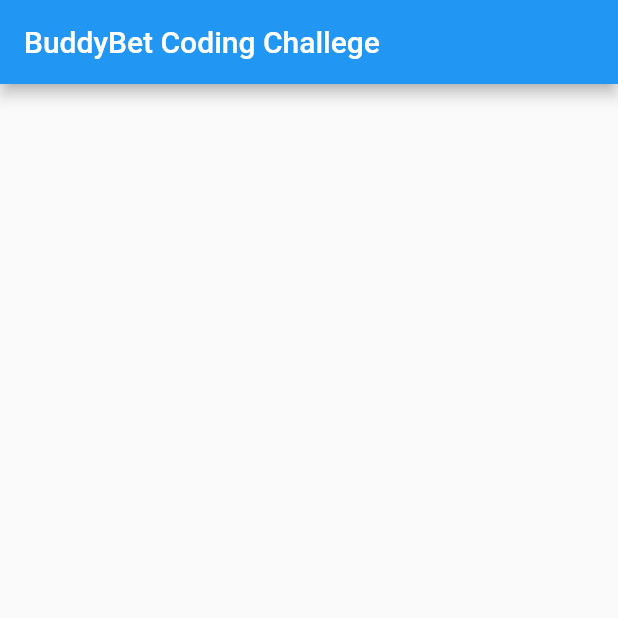
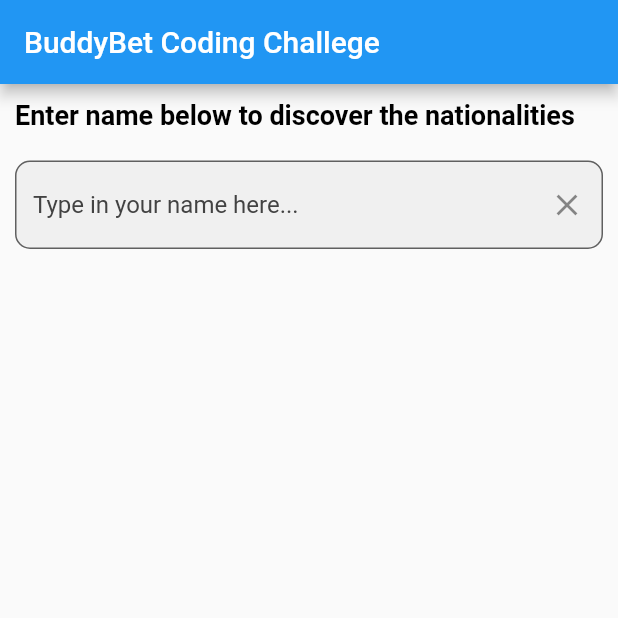
Before and after one commit to Buddybet-Group/codingChallenge, a Flutter app: the screen it shows after launch, on a phone screen of 412 x 824 dp, the top half of it. Run offline on Flutter 3.47's test engine with Material 2 defaults, Android fonts, the phone set to English and light mode, and no system bars; our stand-ins replace equatable, flutter_bloc, rxdart.

Commit message:
final code of coding challenge

```diff
--- /dev/null
+++ b/lib/bloc/nationality_bloc.dart
@@ -0,0 +1,94 @@
+import 'dart:async';
+
+import 'package:coding_chal/model/country.dart';
+import 'package:equatable/equatable.dart';
+import 'package:flutter/cupertino.dart';
+import 'package:flutter/foundation.dart';
+import 'package:flutter_bloc/flutter_bloc.dart';
+import 'package:rxdart/rxdart.dart';
+
+import '../service/repository/nationality_repository.dart';
+
+enum Status{initial,loading,success,noCountry,error}
+class NationalityUserInputEvent extends Equatable{
+  final String userInput;
+
+
+  const NationalityUserInputEvent(this.userInput);
+
+  @override
+  // TODO: implement props
+  List<Object?> get props =>[userInput];
+
+
+}
+
+class NationalityUserInputState extends Equatable{
+  final List<Country>? results;
+  final Status status;
+
+
+  const NationalityUserInputState(this.results,this.status);
+
+  @override
+  // TODO: implement props
+  List<Object?> get props =>[status];
+
+
+}
+
+class NationalityBloc extends Bloc<NationalityUserInputEvent,NationalityUserInputState>{
+
+  final NationalityRepository _repository;
+  final TextEditingController nameCtrl = TextEditingController();
+  NationalityBloc(this._repository) : super(const NationalityUserInputState(null,Status.initial)){
+    nameCtrl.addListener(handleValueChange);
+  on<NationalityUserInputEvent>(_loginTypeButtonClickEvent, transformer: (events, mapper) {
+    return events.debounceTime(const Duration(milliseconds: 1000)).asyncExpand(mapper);
+  },);
+
+
+
+}
+
+handleValueChange(){
+  add(NationalityUserInputEvent(nameCtrl.text.trim()));
+}
+
+  void _loginTypeButtonClickEvent(NationalityUserInputEvent event, Emitter<NationalityUserInputState> emit) async {
+
+if (kDebugMode) {
+  print("user typed: "+event.userInput);
+}
+if(event.userInput.length>2){
+  emit(const NationalityUserInputState([],Status.loading));
+ dynamic result =  await _repository.getNationalities(event.userInput);
+ if(result is  Map<String, dynamic>?){
+ final countryList =  (result!['country'] as List<dynamic>).map((e) => Country.fromJson(
+       e as Map<String, dynamic>))
+       .toList();
+ if(countryList != null && countryList.length>1){
+   emit( NationalityUserInputState(countryList,Status.success));
+ }else{
+   emit( const NationalityUserInputState([],Status.noCountry));
+ }
+
+ }else{
+   emit( const NationalityUserInputState([],Status.error));
+ }
+}else {
+emit(const NationalityUserInputState([],Status.initial));
+
+}
+
+
+  }
+
+  @override
+  Future<void> close() async {
+    //cancel streams
+    nameCtrl.removeListener(handleValueChange);
+    super.close();
+  }
+
+}
--- /dev/null
+++ b/lib/model/country.dart
@@ -0,0 +1,31 @@
+class Country {
+  Country({
+      String? countryId,
+      double probability = 0,}){
+    _countryId = countryId;
+    _probability = probability;
+}
+
+  Country.fromJson(dynamic json) {
+    _countryId = json['country_id'];
+    _probability = json['probability']??0;
+  }
+  String? _countryId;
+  double _probability = 0;
+
+  String? get countryId => _countryId;
+  double get probability => _probability;
+
+  Map<String, dynamic> toJson() {
+    final map = <String, dynamic>{};
+    map['country_id'] = _countryId;
+    map['probability'] = _probability;
+    return map;
+  }
+
+  @override
+  String toString() {
+
+    return 'There is $probability probability you belong to $_countryId';
+  }
+}
--- /dev/null
+++ b/lib/service/repository/nationality_repository.dart
@@ -0,0 +1,13 @@
+import 'package:coding_chal/service/api_service.dart';
+
+class NationalityRepository{
+
+
+  Future<dynamic> getNationalities(String endPointParams) async {
+
+
+
+    return await ApiService.get(endPointParams: "name="+endPointParams);
+
+  }
+}
--- /dev/null
+++ b/lib/ui/home.dart
@@ -0,0 +1,81 @@
+import 'package:coding_chal/service/repository/nationality_repository.dart';
+import 'package:flutter/cupertino.dart';
+import 'package:flutter/material.dart';
+import 'package:flutter_bloc/flutter_bloc.dart';
+
+import '../bloc/nationality_bloc.dart';
+
+class Nationality extends StatefulWidget{
+  @override
+  State<StatefulWidget> createState() {
+    // TODO: implement createState
+    return NationalityState();
+  }
+
+}
+
+class NationalityState extends State<Nationality>{
+  @override
+  Widget build(BuildContext context) {
+    // TODO: implement build
+    return Column(
+      crossAxisAlignment: CrossAxisAlignment.start,
+      children: [
+        const Padding(
+            padding:  EdgeInsets.all(10),
+            child: Text("Enter name below to discover the nationalities ",style:  TextStyle(color: Colors.black,fontSize: 18,fontWeight: FontWeight.bold),)),
+        Padding(
+          padding: const EdgeInsets.all(10),
+          child: TextFormField(
+            controller: BlocProvider.of<NationalityBloc>(context).nameCtrl,
+
+            decoration: InputDecoration(
+              border: OutlineInputBorder(
+                borderRadius: BorderRadius.circular(10.0),
+              ),
+              filled: true,
+              hintStyle: TextStyle(color: Colors.grey[800]),
+              hintText: "Type in your name here...",
+              suffixIcon: IconButton(
+                onPressed:BlocProvider.of<NationalityBloc>(context).nameCtrl.clear,
+                icon: const Icon(Icons.clear),
+              ),
+            ),
+          ),
+        ),
+        Flexible(
+          child: Align(
+            alignment: Alignment.topCenter,
+            child: BlocConsumer<NationalityBloc,NationalityUserInputState>(listener: (BuildContext context, state) {
+
+            }, builder: (BuildContext context, NationalityUserInputState? state) {
+
+
+              return state?.results != null && state?.status == Status.success?ListView.builder(itemBuilder: (context,pos){
+                String countryName = state!.results![pos].toString();
+                return Padding(padding: const EdgeInsets.all(8),
+                child: Text(countryName,style: const TextStyle(color: Colors.black,fontSize: 16),));
+              }
+              , itemCount: state?.results!.length,
+              ): state?.status == Status.loading?  const SizedBox(
+                width: 50,
+                height: 50,
+                child: CircularProgressIndicator(
+
+                ),
+              ):Text(state?.status == Status.noCountry?"No results found":state?.status == Status.error?"Error loading results":""
+                  ,
+                style: const TextStyle(color: Colors.red,fontSize: 18,fontWeight: FontWeight.bold),
+              );
+
+            },
+
+            ),
+          ),
+        )
+
+      ],
+    );
+  }
+
+}
--- a/pubspec.yaml
+++ b/pubspec.yaml
@@ -13,6 +13,9 @@
   flutter:
     sdk: flutter
   http: ^0.13.3
+  flutter_bloc: ^8.0.1
+  equatable: ^2.0.3
+  rxdart: ^0.27.3
 
 
   # The following adds the Cupertino Icons font to your application.
```
Also changed, not shown: lib/main.dart (+14 -2 lines), lib/service/api_service.dart (added, +30 -0 lines), pubspec.lock, 3 other files.
